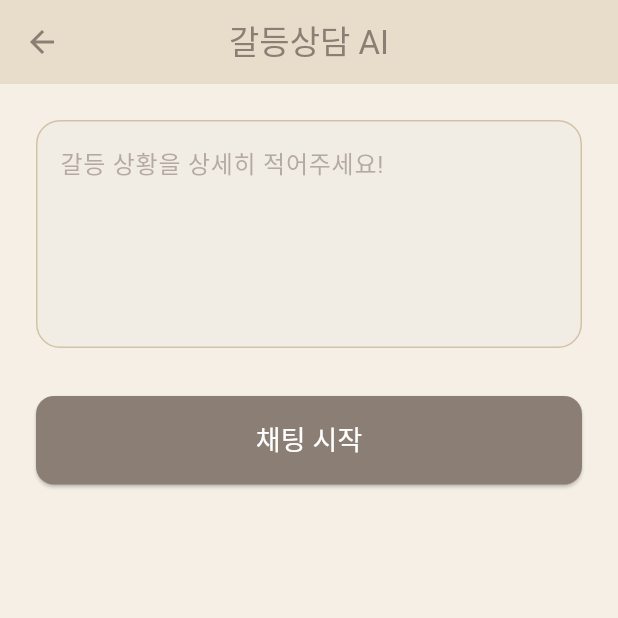
After one commit to HWMV/LoveGot, a Flutter app: the CreateConflictThreadScreen screen opened directly, on a phone screen of 412 x 824 dp, the top half of it. The commit adds this screen. Run offline on Flutter 3.47's test engine with Material 3 defaults, Android fonts, the phone set to English and light mode, and no system bars; our stand-ins replace cloud_firestore, firebase_auth, firebase_core, flutter_speed_dial; accounts and stored records are empty; generated files the repository leaves out were written again.

Commit message:
add agent screen, worry&conflit screens and edit icon:create thread

```diff
--- /dev/null
+++ b/frontend/lib/features/agent/screens/create_conflict_thread_screen.dart
@@ -0,0 +1,96 @@
+import 'package:flutter/material.dart';
+import 'agent_chat_screen.dart';
+
+class CreateConflictThreadScreen extends StatefulWidget {
+  const CreateConflictThreadScreen({Key? key}) : super(key: key);
+
+  @override
+  State<CreateConflictThreadScreen> createState() =>
+      _CreateConflictThreadScreenState();
+}
+
+class _CreateConflictThreadScreenState
+    extends State<CreateConflictThreadScreen> {
+  final TextEditingController _controller = TextEditingController();
+
+  // 앱 전체에서 사용할 베이지 계열 색상 정의
+  static const Color primaryBeigeColor = Color(0xFFF5EFE6); // 밝은 베이지 (배경색)
+  static const Color secondaryBeigeColor = Color(0xFFE8DCCA); // 중간 베이지 (섹션 배경)
+  static const Color accentBeigeColor = Color(0xFFD4C2A8); // 진한 베이지 (액센트)
+  static const Color brownColor = Color(0xFF8B7E74); // 갈색 (포인트 색상)
+  static const Color lightCoolBeigeColor =
+      Color(0xFFECE8E1); // 차가운 연한 베이지 (갈등상담)
+
+  @override
+  void dispose() {
+    _controller.dispose();
+    super.dispose();
+  }
+
+  void _onStartChat() {
+    final text = _controller.text.trim();
+    if (text.isEmpty) return;
+    Navigator.push(
+      context,
+      MaterialPageRoute(builder: (context) => const AgentChatScreen()),
+    );
+  }
+
+  @override
+  Widget build(BuildContext context) {
+    return Scaffold(
+      backgroundColor: primaryBeigeColor,
+      appBar: AppBar(
+        title: const Text('갈등상담 AI'),
+        centerTitle: true,
+        backgroundColor: secondaryBeigeColor,
+        elevation: 0,
+        foregroundColor: brownColor,
+      ),
+      body: Padding(
+        padding: const EdgeInsets.all(24.0),
+        child: Column(
+          crossAxisAlignment: CrossAxisAlignment.stretch,
+          children: [
+            TextField(
+              controller: _controller,
+              minLines: 5,
+              maxLines: 8,
+              decoration: InputDecoration(
+                hintText: '갈등 상황을 상세히 적어주세요!',
+                hintStyle: TextStyle(color: brownColor.withOpacity(0.6)),
+                border: OutlineInputBorder(
+                  borderRadius: BorderRadius.circular(16),
+                  borderSide: BorderSide(color: accentBeigeColor),
+                ),
+                enabledBorder: OutlineInputBorder(
+                  borderRadius: BorderRadius.circular(16),
+                  borderSide: BorderSide(color: accentBeigeColor),
+                ),
+                focusedBorder: OutlineInputBorder(
+                  borderRadius: BorderRadius.circular(16),
+                  borderSide: BorderSide(color: brownColor, width: 2),
+                ),
+                filled: true,
+                fillColor: lightCoolBeigeColor.withOpacity(0.3),
+              ),
+            ),
+            const SizedBox(height: 32),
+            ElevatedButton(
+              onPressed: _onStartChat,
+              style: ElevatedButton.styleFrom(
+                backgroundColor: brownColor,
+                shape: RoundedRectangleBorder(
+                  borderRadius: BorderRadius.circular(12),
+                ),
+                padding: const EdgeInsets.symmetric(vertical: 16),
+              ),
+              child: const Text('채팅 시작',
+                  style: TextStyle(fontSize: 18, color: Colors.white)),
+            ),
+          ],
+        ),
+      ),
+    );
+  }
+}
--- a/frontend/pubspec.yaml
+++ b/frontend/pubspec.yaml
@@ -34,6 +34,7 @@ dependencies:
   firebase_core: ^3.13.0
   firebase_auth: ^5.5.2
   cloud_firestore: ^5.6.6
+  flutter_speed_dial: ^7.0.0
 
   # The following adds the Cupertino Icons font to your application.
   # Use with the CupertinoIcons class for iOS style icons.
```
Also changed, not shown: frontend/lib/features/agent/screens/agent_thread_list_screen.dart (+37 -10 lines), frontend/lib/features/agent/screens/create_worry_thread_screen.dart (renamed from frontend/lib/features/agent/screens/agent_thread_create_screen.dart, +8 -65 lines), frontend/lib/features/home/screens/home_screen.dart (+48 -0 lines), frontend/lib/features/home/widgets/function_card_sheet.dart (+6 -13 lines), frontend/pubspec.lock.
